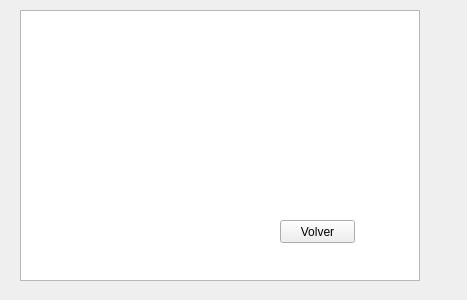
Above: street_of_war/ventana1.ui from damsil99/Proyecto-Final before the change. Below: the same form after it.
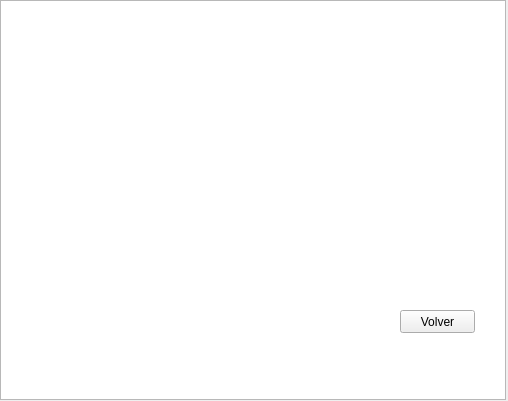
That is the form after the change.

Patch:
```diff
--- a/street_of_war/ventana1.ui
+++ b/street_of_war/ventana1.ui
@@ -6,8 +6,8 @@
    <rect>
     <x>0</x>
     <y>0</y>
-    <width>467</width>
-    <height>300</height>
+    <width>508</width>
+    <height>401</height>
    </rect>
   </property>
   <property name="windowTitle">
@@ -16,10 +16,10 @@
   <widget class="QGraphicsView" name="graphicsView">
    <property name="geometry">
     <rect>
-     <x>20</x>
-     <y>10</y>
-     <width>400</width>
-     <height>271</height>
+     <x>0</x>
+     <y>0</y>
+     <width>506</width>
+     <height>400</height>
     </rect>
    </property>
   </widget>
@@ -42,8 +42,8 @@
   <widget class="QPushButton" name="kent">
    <property name="geometry">
     <rect>
-     <x>200</x>
-     <y>90</y>
+     <x>350</x>
+     <y>100</y>
      <width>70</width>
      <height>70</height>
     </rect>
@@ -58,8 +58,8 @@
   <widget class="QPushButton" name="sold">
    <property name="geometry">
     <rect>
-     <x>200</x>
-     <y>180</y>
+     <x>350</x>
+     <y>220</y>
      <width>70</width>
      <height>70</height>
     </rect>
@@ -75,7 +75,7 @@
    <property name="geometry">
     <rect>
      <x>70</x>
-     <y>170</y>
+     <y>220</y>
      <width>70</width>
      <height>70</height>
     </rect>
@@ -90,8 +90,8 @@
   <widget class="QPushButton" name="volver">
    <property name="geometry">
     <rect>
-     <x>280</x>
-     <y>220</y>
+     <x>400</x>
+     <y>310</y>
      <width>75</width>
      <height>23</height>
     </rect>
@@ -116,8 +116,8 @@
   <widget class="QLabel" name="gif2">
    <property name="geometry">
     <rect>
-     <x>200</x>
-     <y>90</y>
+     <x>350</x>
+     <y>100</y>
      <width>70</width>
      <height>70</height>
     </rect>
@@ -130,7 +130,7 @@
    <property name="geometry">
     <rect>
      <x>70</x>
-     <y>170</y>
+     <y>220</y>
      <width>70</width>
      <height>70</height>
     </rect>
@@ -142,8 +142,8 @@
   <widget class="QLabel" name="gif4">
    <property name="geometry">
     <rect>
-     <x>200</x>
-     <y>180</y>
+     <x>350</x>
+     <y>220</y>
      <width>70</width>
      <height>70</height>
     </rect>
```
